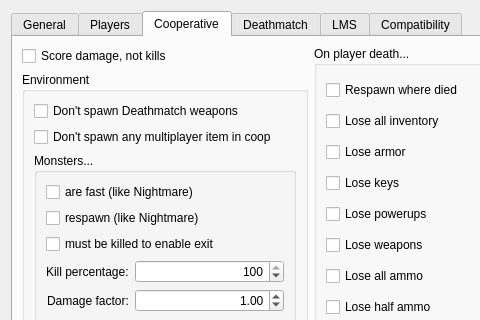
The window that src/plugins/zandronum/createserverdialogpages/flagspage.ui (Destroyerrrocket/doomseeker-unofficial) describes before a commit, drawn with Qt 5; both pictures show x 0 to 480 and y 0 to 320 of the 622 by 640 pixel window.
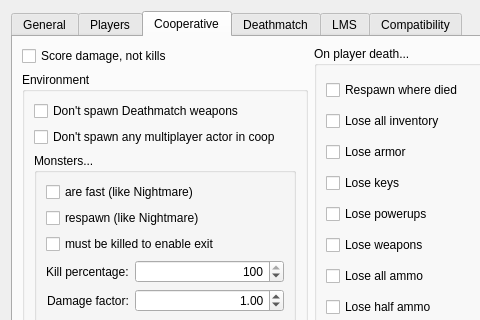
The same window after the commit. The open tabs and pages were chosen to show the change.

Commit message: - Reverted default page in Zandronum's "flags" section back to the first page. (broken in previous commit). - Fixed the name of the "Don't spawn any multiplayer" checkbox in Zandronum plugin to say "actor" instead of "item".

The edit to the form file:
```diff
--- a/src/plugins/zandronum/createserverdialogpages/flagspage.ui
+++ b/src/plugins/zandronum/createserverdialogpages/flagspage.ui
@@ -616,7 +616,7 @@
                  <string>Spawn map actors in coop as if the game was single player.</string>
                 </property>
                 <property name="text">
-                 <string>Don't spawn any multiplayer item in coop</string>
+                 <string>Don't spawn any multiplayer actor in coop</string>
                 </property>
                </widget>
               </item>
```
Left out of the diff: 2 changed lines with no effect on the pictures.
